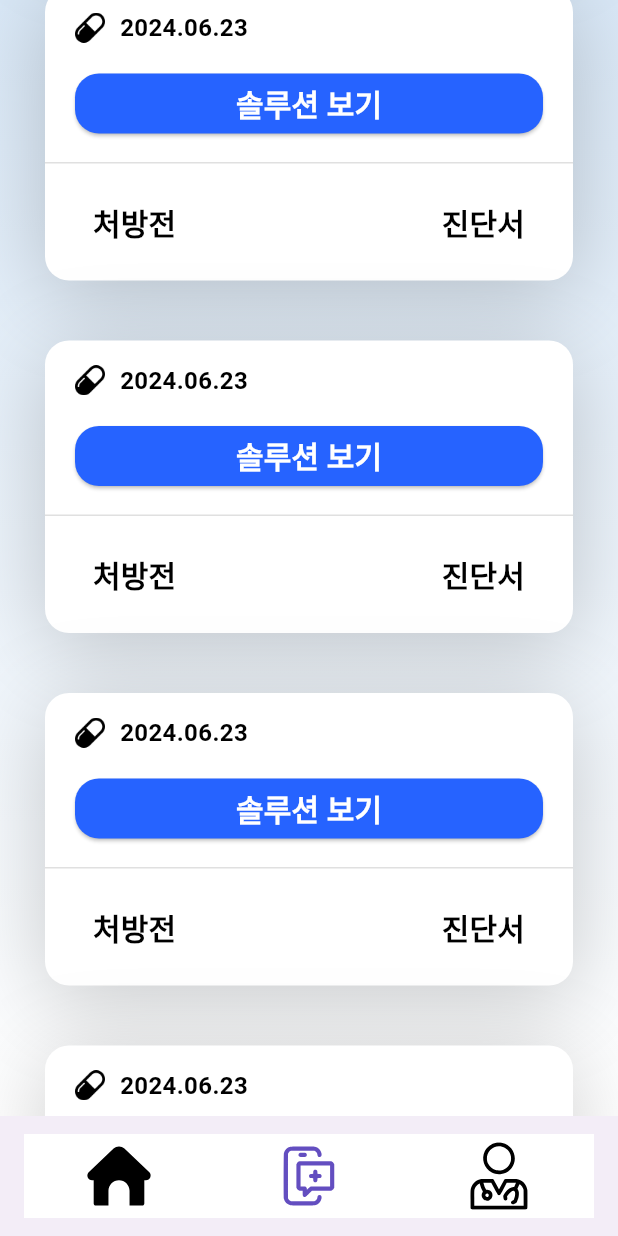
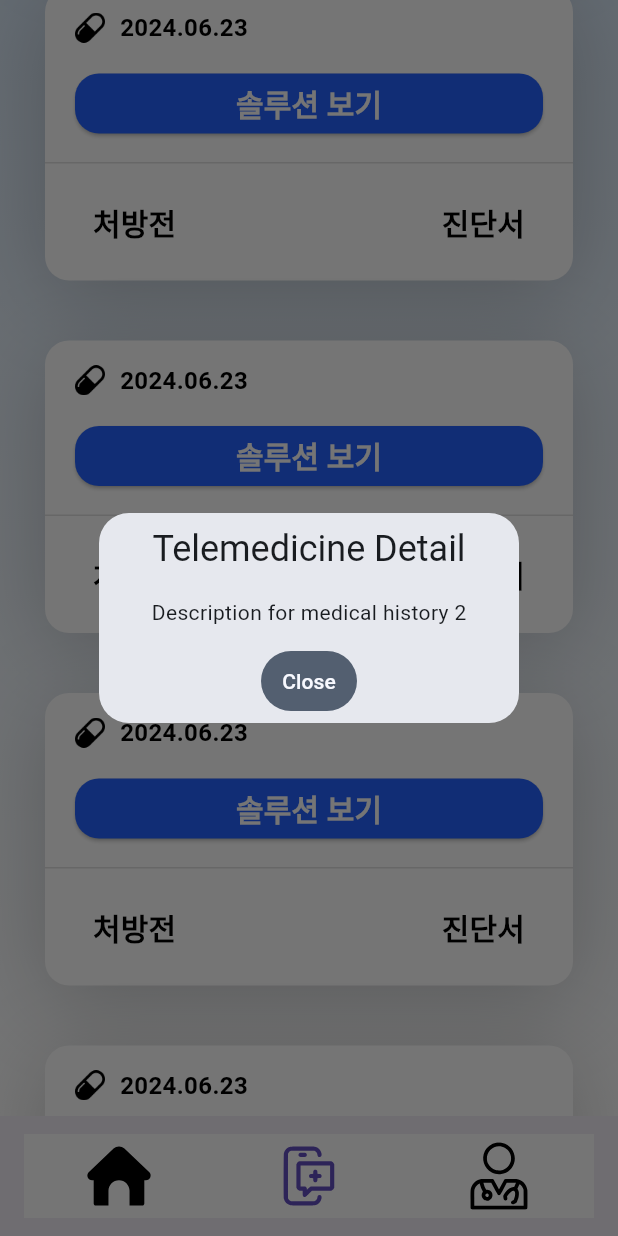
Before and after one commit to sillonjeu/Protector_App, a Flutter app: the screen it shows after launch, item 2 of the bottom bar chosen, scrolled down 576 dp, after a tap on "솔루션 보기", on a phone screen of 412 x 824 dp. Run offline on Flutter 3.47's test engine with Material 3 defaults, Android fonts, the phone set to English and light mode, and no system bars; our stand-ins replace flutter_dotenv, flutter_native_splash, flutter_svg, get, permission_handler, shared_preferences; missing offline and left inert: flutter_health_connect, flutter_wear_os_connectivity; Roboto replaces fonts that are missing (Pretendard).

Commit message:
feat: 진료 내역 MVVM 수정, 솔루션 보기 팝업창 구현 및 모델뷰 연동 완료

```diff
--- a/lib/services/telemedicine/telemedicine_service.dart
+++ b/lib/services/telemedicine/telemedicine_service.dart
@@ -5,6 +5,7 @@ import 'package:http/http.dart' as http;
 import 'package:url_launcher/url_launcher.dart';
 
 class TelemedicineService {
+
   Future<List<Telemedicine>> fetchTelemedicines() async {
     String apiUrl = '${dotenv.env['API']}/medical/history'; // Todo: 엔드포인트 주소 확인 필요
     final response = await http.get(Uri.parse(apiUrl));
@@ -18,8 +19,7 @@ class TelemedicineService {
     }
   }
 
-  Future<List<TelemedicineDetail>> fetchTelemedicineDetails() async {
-    int medicalHistoryId = 1; // Todo: 예시 ID, 실제로는 필요에 따라 조정
+  Future<List<TelemedicineDetail>> fetchTelemedicineDetails(int medicalHistoryId) async {
     String apiUrl = '${dotenv.env['API']}/solution/detail/$medicalHistoryId';
 
     try {
--- a/lib/viewModels/telemedicine/telemedicine_viewmodel.dart
+++ b/lib/viewModels/telemedicine/telemedicine_viewmodel.dart
@@ -4,6 +4,7 @@ import 'package:hanieum/services/telemedicine/telemedicine_service.dart';
 
 class TelemedicineViewModel extends GetxController {
   var telemedicinesList = <Telemedicine>[].obs;
+  var telemedicinesdetailsList = <TelemedicineDetail>[].obs;
   late final TelemedicineService service;
 
   TelemedicineViewModel({required this.service});
@@ -36,6 +37,22 @@ class TelemedicineViewModel extends GetxController {
     }
   }
 
+  void fetchTelemedicineDetails(int medicalHistoryId) async {
+    try {
+      // 실제 API 사용
+      // var fetchedTelemedicines = await service.fetchTelemedicineDetails(medicalHistoryId);
+      // telemedicinesList.assignAll(fetchedTelemedicines);
+      // 더미 데이터 사용
+      var fetchedTelemedicines = List.generate(12, (index) => TelemedicineDetail(
+          description: 'Description for medical history $medicalHistoryId'
+      ));
+      telemedicinesdetailsList.assignAll(fetchedTelemedicines);
+    } catch (e) {
+      // 에러 처리
+      Get.snackbar('Error', 'Failed to fetch telemedicine data: $e');
+    }
+  }
+
   void launchPDF(String url) async {
     try {
       await service.openPDF(url);
--- a/lib/views/telemedicine/telemedicine_screen.dart
+++ b/lib/views/telemedicine/telemedicine_screen.dart
@@ -35,7 +35,10 @@ class TelemedicineScreen extends BaseScreen<TelemedicineViewModel> {
                 final telemedicine = viewModel.telemedicinesList[index];
                 return Padding(
                   padding: const EdgeInsets.fromLTRB(20, 10, 20, 10),
-                  child: SolutionCard(telemedicine: telemedicine),
+                  child: SolutionCard(
+                    telemedicine: telemedicine,
+                    index: index, // 인덱스를 전달
+                  ),
                 );
               },
             )),
@@ -54,9 +57,10 @@ class TelemedicineScreen extends BaseScreen<TelemedicineViewModel> {
 
 class SolutionCard extends StatelessWidget {
   final Telemedicine telemedicine;
+  final int index; // 인덱스 추가
   final TelemedicineViewModel viewModel = Get.find<TelemedicineViewModel>();
 
-  SolutionCard({Key? key, required this.telemedicine}) : super(key: key);
+  SolutionCard({Key? key, required this.telemedicine, required this.index}) : super(key: key);
 
   @override
   Widget build(BuildContext context) {
@@ -74,7 +78,6 @@ class SolutionCard extends StatelessWidget {
           )
         ],
       ),
-
       child: Column(
         mainAxisAlignment: MainAxisAlignment.spaceBetween,
         children: [
@@ -95,7 +98,6 @@ class SolutionCard extends StatelessWidget {
               ],
             ),
           ),
-
           Padding(
             padding: const EdgeInsets.fromLTRB(20, 0, 20, 15), // 여기에 버튼의 외부 패딩 조정
             child: ElevatedButton(
@@ -109,18 +111,31 @@ class SolutionCard extends StatelessWidget {
                 minimumSize: Size(double.infinity, 36), // 버튼의 최소 크기 설정
               ),
               onPressed: () {
-                // 버튼을 눌렀을 때 실행할 코드
+                viewModel.fetchTelemedicineDetails(telemedicine.medicalHistoryId);
+                print(telemedicine.medicalHistoryId);
+                Get.defaultDialog(
+                  title: 'Telemedicine Detail',
+                  content: Obx(() {
+                    if (viewModel.telemedicinesList.isEmpty) {
+                      return Center(child: CircularProgressIndicator());
+                    } else {
+                      return Text(viewModel.telemedicinesdetailsList.first.description);
+                    }
+                  }),
+                  textConfirm: 'Close',
+                  onConfirm: () {
+                    Get.back();
+                  },
+                );
               },
               child: Text('솔루션 보기', style: FontSystem.KR20B.copyWith(color: Colors.white)), // 버튼 텍스트
             ),
           ),
-
           Container(
             width: double.infinity,
             height: 1,
             color: Colors.grey[300],
           ),
-
           Padding(
             padding: const EdgeInsets.symmetric(horizontal: 20, vertical: 15),
             child: Row(
```
Also changed, not shown: lib/services/userpreferences_service.dart (added, +12 -0 lines).
